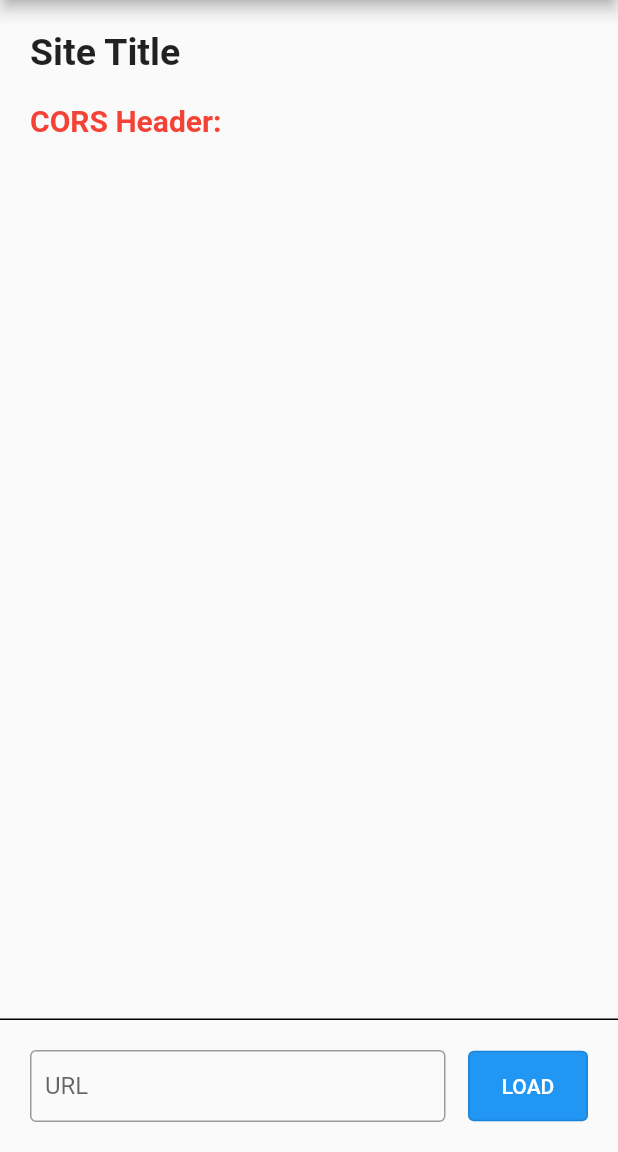
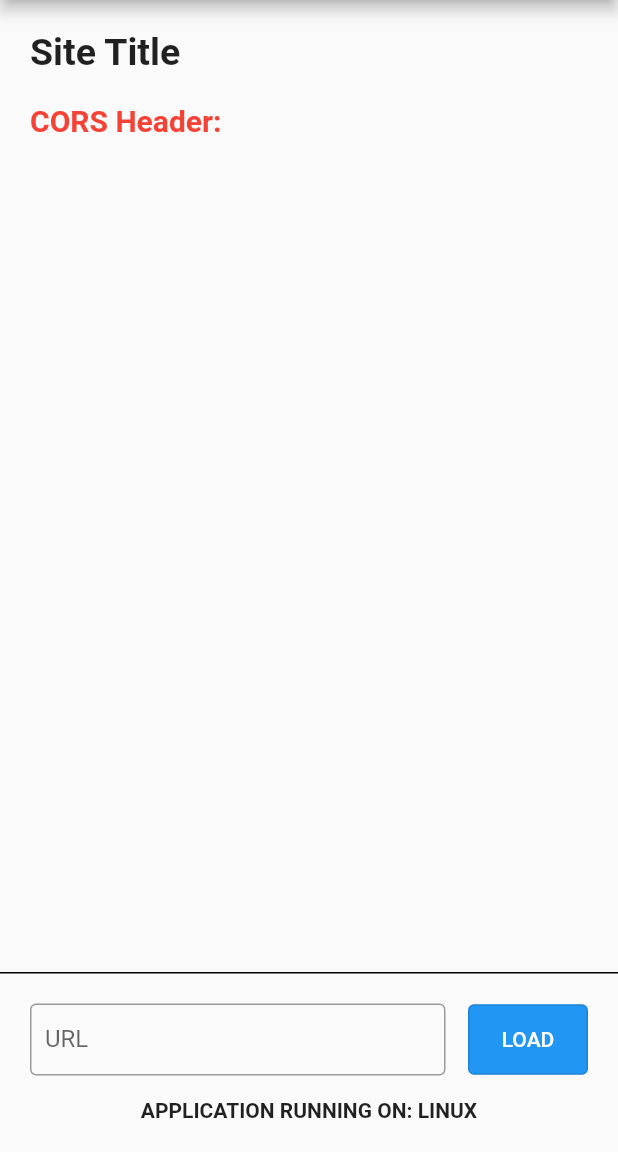
Before and after one commit to mishapark/multiplatform_solutions, a Flutter app: the screen it shows after launch, on a phone screen of 412 x 824 dp, the part 84-1236 px from its top. Run offline on Flutter 3.47's test engine with Material 2 defaults, Android fonts, the phone set to English and light mode, and no system bars; our stand-ins replace webview_flutter; missing offline and left inert: dart:html.

Commit message:
part 2&3 done

```diff
--- a/webview_app/analysis_options.yaml
+++ b/webview_app/analysis_options.yaml
@@ -8,7 +8,9 @@
 # The following line activates a set of recommended lints for Flutter apps,
 # packages, and plugins designed to encourage good coding practices.
 include: package:flutter_lints/flutter.yaml
-
+analyzer:
+  errors:
+    undefined_prefixed_name: ignore
 linter:
   # The lint rules applied to this project can be customized in the
   # section below to disable rules from the `package:flutter_lints/flutter.yaml`
@@ -24,6 +26,5 @@ linter:
   rules:
     # avoid_print: false  # Uncomment to disable the `avoid_print` rule
     # prefer_single_quotes: true  # Uncomment to enable the `prefer_single_quotes` rule
-
 # Additional information about this file can be found at
 # https://dart.dev/guides/language/analysis-options
--- a/webview_app/lib/home_page.dart
+++ b/webview_app/lib/home_page.dart
@@ -1,5 +1,11 @@
+import 'webview/mock_webview.dart'
+    if (dart.library.io) 'webview/nonweb_webview.dart'
+    if (dart.library.html) 'webview/web_webview.dart';
+
+import 'package:flutter/foundation.dart';
 import 'package:flutter/material.dart';
 import 'package:http/http.dart' as http;
+import 'dart:io';
 
 class MyHomePage extends StatefulWidget {
   const MyHomePage({super.key, required this.title});
@@ -12,6 +18,7 @@ class MyHomePage extends StatefulWidget {
 class _MyHomePageState extends State<MyHomePage> {
   final TextEditingController urlFieldController = TextEditingController();
   bool isLoading = false;
+  bool isEntered = false;
   String _htmlTitle = 'Site Title';
   String _htmlCors = 'CORS Header:';
   String _htmlText = '';
@@ -42,6 +49,7 @@ class _MyHomePageState extends State<MyHomePage> {
 
     setState(() {
       isLoading = false;
+      isEntered = true;
     });
   }
 
@@ -78,9 +86,13 @@ class _MyHomePageState extends State<MyHomePage> {
           Expanded(
             child: isLoading
                 ? const Center(child: CircularProgressIndicator())
-                : SingleChildScrollView(
-                    scrollDirection: Axis.vertical,
-                    child: Text(_htmlText),
+                :
+                // SingleChildScrollView(
+                //     scrollDirection: Axis.vertical,
+                //     child: Text(_htmlText),
+                //   ),
+                Container(
+                    child: isEntered ? webView(urlFieldController.text) : null,
                   ),
           ),
           Container(
@@ -92,7 +104,9 @@ class _MyHomePageState extends State<MyHomePage> {
             child: Padding(
               padding: const EdgeInsets.all(20),
               child: Center(
-                child: Row(
+                child: Column(
+                  children: [
+                    Row(
                       children: [
                         Expanded(
                           flex: 1,
@@ -122,6 +136,18 @@ class _MyHomePageState extends State<MyHomePage> {
                         ),
                       ],
                     ),
+                    Container(
+                      margin: const EdgeInsets.only(top: 15),
+                      child: Text(
+                        kIsWeb
+                            ? 'Application running on: web'.toUpperCase()
+                            : 'Application running on: ${Platform.operatingSystem}'
+                                .toUpperCase(),
+                        style: const TextStyle(fontWeight: FontWeight.bold),
+                      ),
+                    ),
+                  ],
+                ),
               ),
             ),
           ),
--- /dev/null
+++ b/webview_app/lib/webview/mock_webview.dart
@@ -0,0 +1,3 @@
+import 'package:flutter/material.dart';
+
+Widget webView(String link) => Container();
--- a/webview_app/pubspec.yaml
+++ b/webview_app/pubspec.yaml
@@ -36,6 +36,7 @@ dependencies:
   # Use with the CupertinoIcons class for iOS style icons.
   cupertino_icons: ^1.0.2
   http: ^0.13.5
+  webview_flutter: ^4.0.7
 
 dev_dependencies:
   flutter_test:
```
Also changed, not shown: webview_app/lib/util/app_platform.dart (added, +33 -0 lines), webview_app/lib/webview/nonweb_webview.dart (added, +38 -0 lines), webview_app/lib/webview/web_webview.dart (added, +26 -0 lines), webview_app/pubspec.lock, 1 other file. Lines whose indentation alone changed are shown as unchanged.
